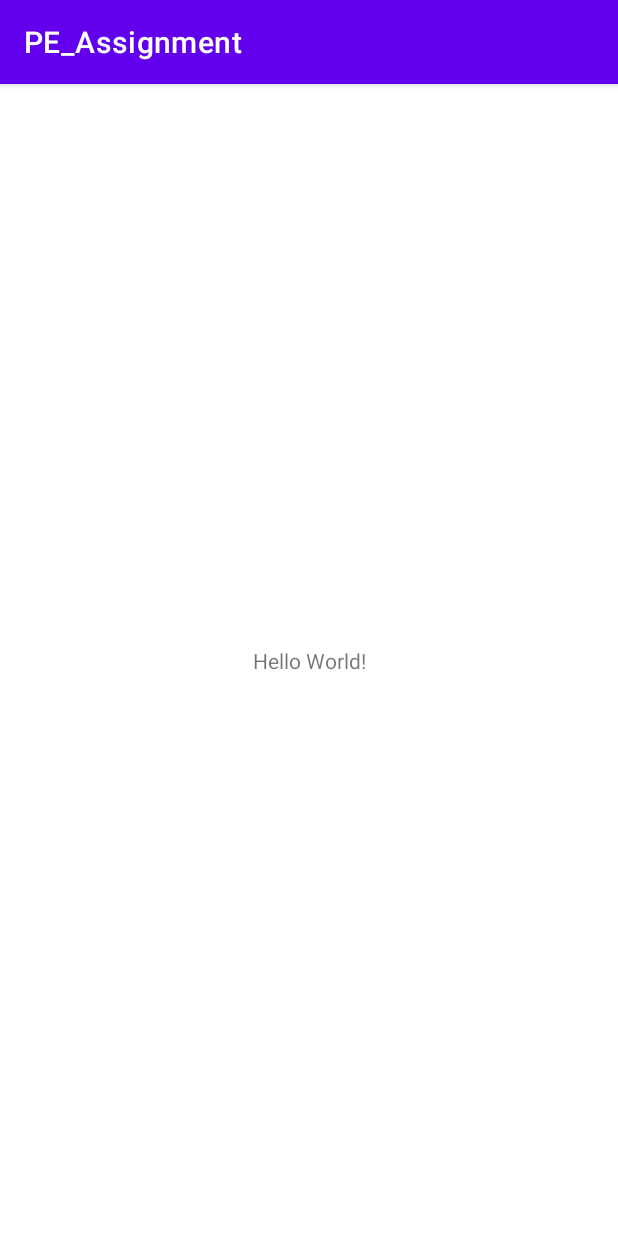
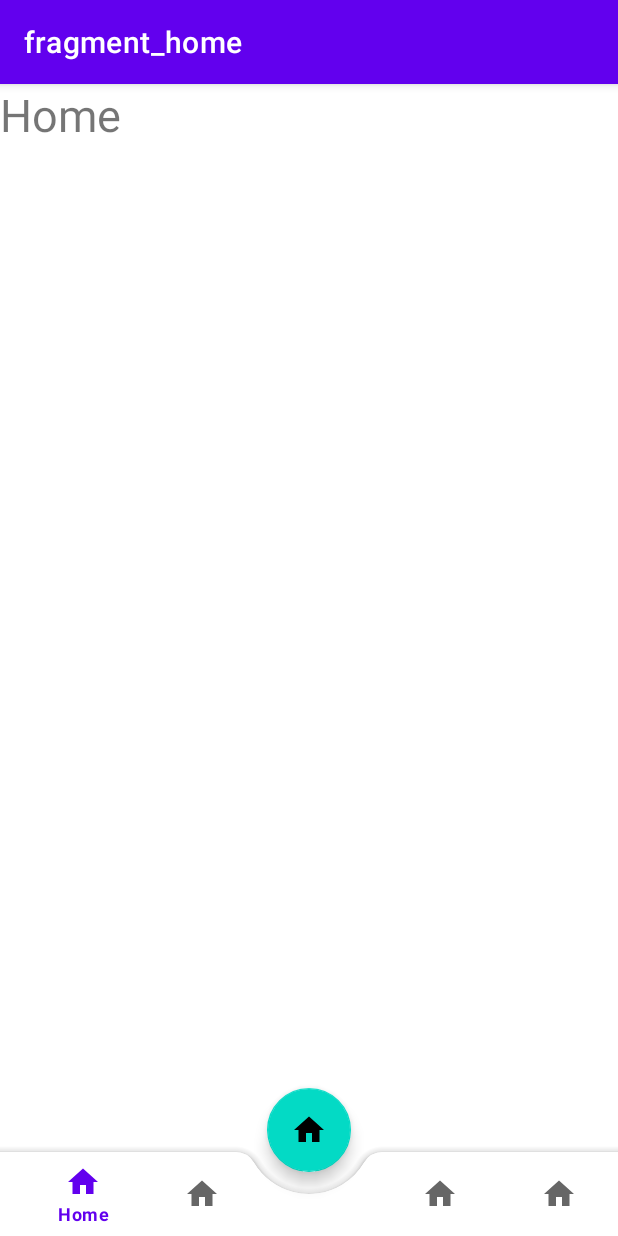
Before and after one commit to erictan100/PE_Assignment, an Android app: the screen it shows after launch (MainActivity), on a phone screen of 412 x 824 dp. Run offline under Robolectric (Android 15) with nearby library versions, the phone set to English and light mode, and no system bars; our stand-ins replace navigation-ui.

Commit message:
Navigation Bar (Floating Button Has Problem)

```diff
--- a/app/build.gradle
+++ b/app/build.gradle
@@ -37,7 +37,13 @@ dependencies {
     implementation 'androidx.appcompat:appcompat:1.4.1'
     implementation 'com.google.android.material:material:1.6.0'
     implementation 'androidx.constraintlayout:constraintlayout:2.1.3'
+    implementation 'androidx.legacy:legacy-support-v4:1.0.0'
+    implementation 'androidx.navigation:navigation-fragment-ktx:2.4.2'
+    implementation 'androidx.navigation:navigation-ui-ktx:2.4.2'
     testImplementation 'junit:junit:4.13.2'
     androidTestImplementation 'androidx.test.ext:junit:1.1.3'
     androidTestImplementation 'androidx.test.espresso:espresso-core:3.4.0'
+
+    implementation "androidx.navigation:navigation-fragment-ktx:2.4.2"
+    implementation "androidx.navigation:navigation-ui-ktx:2.4.2"
 }
--- a/app/src/main/java/com/example/pe_assignment/MainActivity.kt
+++ b/app/src/main/java/com/example/pe_assignment/MainActivity.kt
@@ -2,10 +2,40 @@ package com.example.pe_assignment
 
 import androidx.appcompat.app.AppCompatActivity
 import android.os.Bundle
+import android.view.inputmethod.InputBinding
+import androidx.navigation.findNavController
+import androidx.navigation.ui.AppBarConfiguration
+import androidx.navigation.ui.setupActionBarWithNavController
+import androidx.navigation.ui.setupWithNavController
+import com.google.android.material.bottomnavigation.BottomNavigationView
+import com.google.android.material.floatingactionbutton.FloatingActionButton
 
 class MainActivity : AppCompatActivity() {
+
+
     override fun onCreate(savedInstanceState: Bundle?) {
         super.onCreate(savedInstanceState)
+
         setContentView(R.layout.activity_main)
+
+        val navigationView = findViewById<BottomNavigationView>(R.id.bottom_navigation_view)
+
+        val navigationController = this.findNavController(R.id.navigation_fragment_main)
+
+        val appBarConfiguration = AppBarConfiguration(
+            setOf(
+                R.id.homeFragment, R.id.statisticFragment, R.id.gameFragment, R.id.profileFragment
+            )
+        )
+
+        navigationView.background = null
+
+        setupActionBarWithNavController(navigationController, appBarConfiguration)
+        navigationView.setupWithNavController(navigationController)
+
+        val floating_btn = findViewById<FloatingActionButton>(R.id.floating_btn)
+        floating_btn.setOnClickListener{
+            navigationController.navigate(R.id.scanFragment)
+        }
     }
 }
--- /dev/null
+++ b/app/src/main/java/com/example/pe_assignment/initialFragment/home/HomeFragment.kt
@@ -0,0 +1,28 @@
+package com.example.pe_assignment.initialFragment.home
+
+import android.os.Bundle
+import androidx.fragment.app.Fragment
+import android.view.LayoutInflater
+import android.view.View
+import android.view.ViewGroup
+import com.example.pe_assignment.R
+
+class HomeFragment : Fragment() {
+
+    override fun onCreate(savedInstanceState: Bundle?) {
+        super.onCreate(savedInstanceState)
+    }
+
+    override fun onCreateView(
+        inflater: LayoutInflater, container: ViewGroup?,
+        savedInstanceState: Bundle?
+    ): View? {
+        // Inflate the layout for this fragment
+        return inflater.inflate(R.layout.fragment_home, container, false)
+    }
+
+    companion object {
+        @JvmStatic
+        fun newInstance() = HomeFragment()
+    }
+}
--- /dev/null
+++ b/app/src/main/res/drawable/ic_baseline_home_24.xml
@@ -0,0 +1,10 @@
+<vector xmlns:android="http://schemas.android.com/apk/res/android"
+    android:width="24dp"
+    android:height="24dp"
+    android:viewportWidth="24"
+    android:viewportHeight="24"
+    android:tint="?attr/colorControlNormal">
+  <path
+      android:fillColor="@android:color/white"
+      android:pathData="M10,20v-6h4v6h5v-8h3L12,3 2,12h3v8z"/>
+</vector>
--- a/app/src/main/res/layout/activity_main.xml
+++ b/app/src/main/res/layout/activity_main.xml
@@ -1,18 +1,45 @@
 <?xml version="1.0" encoding="utf-8"?>
-<androidx.constraintlayout.widget.ConstraintLayout xmlns:android="http://schemas.android.com/apk/res/android"
+<androidx.coordinatorlayout.widget.CoordinatorLayout
+    xmlns:android="http://schemas.android.com/apk/res/android"
     xmlns:app="http://schemas.android.com/apk/res-auto"
     xmlns:tools="http://schemas.android.com/tools"
     android:layout_width="match_parent"
     android:layout_height="match_parent"
     tools:context=".MainActivity">
 
-    <TextView
+    <fragment
+        android:id="@+id/navigation_fragment_main"
+        android:name="androidx.navigation.fragment.NavHostFragment"
+        android:layout_width="match_parent"
+        android:layout_height="match_parent"
+        android:layout_marginBottom="60dp"
+        app:defaultNavHost = "true"
+        app:navGraph="@navigation/bottom_navigation"/>
+
+    <com.google.android.material.bottomappbar.BottomAppBar
+        android:id="@+id/bottomAppBar"
+        android:layout_width="match_parent"
+        android:layout_height="wrap_content"
+        android:layout_gravity="bottom"
+        app:fabCradleMargin="15dp"
+        app:fabCradleRoundedCornerRadius="15dp"
+        app:fabCradleVerticalOffset="15dp">
+
+        <com.google.android.material.bottomnavigation.BottomNavigationView
+            android:id="@+id/bottom_navigation_view"
+            android:layout_width="match_parent"
+            android:layout_height="wrap_content"
+            android:background="@android:color/transparent"
+            app:menu="@menu/bottom_nav_menu"/>
+
+    </com.google.android.material.bottomappbar.BottomAppBar>
+
+    <com.google.android.material.floatingactionbutton.FloatingActionButton
+        android:id="@+id/floating_btn"
         android:layout_width="wrap_content"
         android:layout_height="wrap_content"
-        android:text="Hello World!"
-        app:layout_constraintBottom_toBottomOf="parent"
-        app:layout_constraintLeft_toLeftOf="parent"
-        app:layout_constraintRight_toRightOf="parent"
-        app:layout_constraintTop_toTopOf="parent" />
+        android:contentDescription="@string/app_name"
+        android:src="@drawable/ic_baseline_home_24"
+        app:layout_anchor="@id/bottomAppBar"/>
 
-</androidx.constraintlayout.widget.ConstraintLayout>
+</androidx.coordinatorlayout.widget.CoordinatorLayout>
--- /dev/null
+++ b/app/src/main/res/layout/fragment_home.xml
@@ -0,0 +1,15 @@
+<?xml version="1.0" encoding="utf-8"?>
+<FrameLayout xmlns:android="http://schemas.android.com/apk/res/android"
+    xmlns:tools="http://schemas.android.com/tools"
+    android:layout_width="match_parent"
+    android:layout_height="match_parent"
+    tools:context=".initialFragment.home.HomeFragment">
+
+    <!-- TODO: Update blank fragment layout -->
+    <TextView
+        android:layout_width="match_parent"
+        android:layout_height="match_parent"
+        android:textSize="30dp"
+        android:text="Home" />
+
+</FrameLayout>
--- /dev/null
+++ b/app/src/main/res/menu/bottom_nav_menu.xml
@@ -0,0 +1,28 @@
+<?xml version="1.0" encoding="utf-8"?>
+<menu xmlns:android="http://schemas.android.com/apk/res/android">
+
+    <item
+        android:id="@+id/homeFragment"
+        android:title="Home"
+        android:icon="@drawable/ic_baseline_home_24"/>
+
+    <item
+        android:id="@+id/statisticFragment"
+        android:title="Statistic"
+        android:icon="@drawable/ic_baseline_home_24"/>
+
+    <item
+        android:id="@+id/scanFragment"
+        android:title="" />
+
+    <item
+        android:id="@+id/gameFragment"
+        android:title="Game"
+        android:icon="@drawable/ic_baseline_home_24"/>
+
+    <item
+        android:id="@+id/profileFragment"
+        android:title="Profile"
+        android:icon="@drawable/ic_baseline_home_24"/>
+
+</menu>
--- /dev/null
+++ b/app/src/main/res/navigation/bottom_navigation.xml
@@ -0,0 +1,33 @@
+<?xml version="1.0" encoding="utf-8"?>
+<navigation xmlns:android="http://schemas.android.com/apk/res/android"
+    xmlns:app="http://schemas.android.com/apk/res-auto"
+    xmlns:tools="http://schemas.android.com/tools"
+    android:id="@+id/bottom_navigation"
+    app:startDestination="@id/homeFragment">
+
+    <fragment
+        android:id="@+id/homeFragment"
+        android:name="com.example.pe_assignment.initialFragment.home.HomeFragment"
+        android:label="fragment_home"
+        tools:layout="@layout/fragment_home" />
+    <fragment
+        android:id="@+id/statisticFragment"
+        android:name="com.example.pe_assignment.initialFragment.stat.StatisticFragment"
+        android:label="fragment_statistic"
+        tools:layout="@layout/fragment_statistic" />
+    <fragment
+        android:id="@+id/scanFragment"
+        android:name="com.example.pe_assignment.initialFragment.scan.ScanFragment"
+        android:label="fragment_scan"
+        tools:layout="@layout/fragment_scan" />
+    <fragment
+        android:id="@+id/gameFragment"
+        android:name="com.example.pe_assignment.initialFragment.game.GameFragment"
+        android:label="fragment_game"
+        tools:layout="@layout/fragment_game" />
+    <fragment
+        android:id="@+id/profileFragment"
+        android:name="com.example.pe_assignment.initialFragment.profile.ProfileFragment"
+        android:label="fragment_profile"
+        tools:layout="@layout/fragment_profile" />
+</navigation>
--- a/app/src/main/res/values/strings.xml
+++ b/app/src/main/res/values/strings.xml
@@ -1,3 +1,5 @@
 <resources>
     <string name="app_name">PE_Assignment</string>
+    <!-- TODO: Remove or change this placeholder text -->
+    <string name="hello_blank_fragment">Hello blank fragment</string>
 </resources>
```
Also changed, not shown: app/src/main/java/com/example/pe_assignment/initialFragment/game/GameFragment.kt (added, +29 -0 lines), app/src/main/java/com/example/pe_assignment/initialFragment/profile/ProfileFragment.kt (added, +29 -0 lines), app/src/main/java/com/example/pe_assignment/initialFragment/scan/ScanFragment.kt (added, +29 -0 lines), app/src/main/java/com/example/pe_assignment/initialFragment/stat/StatisticFragment.kt (added, +28 -0 lines), app/src/main/res/layout/fragment_game.xml (added, +15 -0 lines), app/src/main/res/layout/fragment_profile.xml (added, +15 -0 lines), app/src/main/res/layout/fragment_scan.xml (added, +15 -0 lines), app/src/main/res/layout/fragment_statistic.xml (added, +15 -0 lines).
